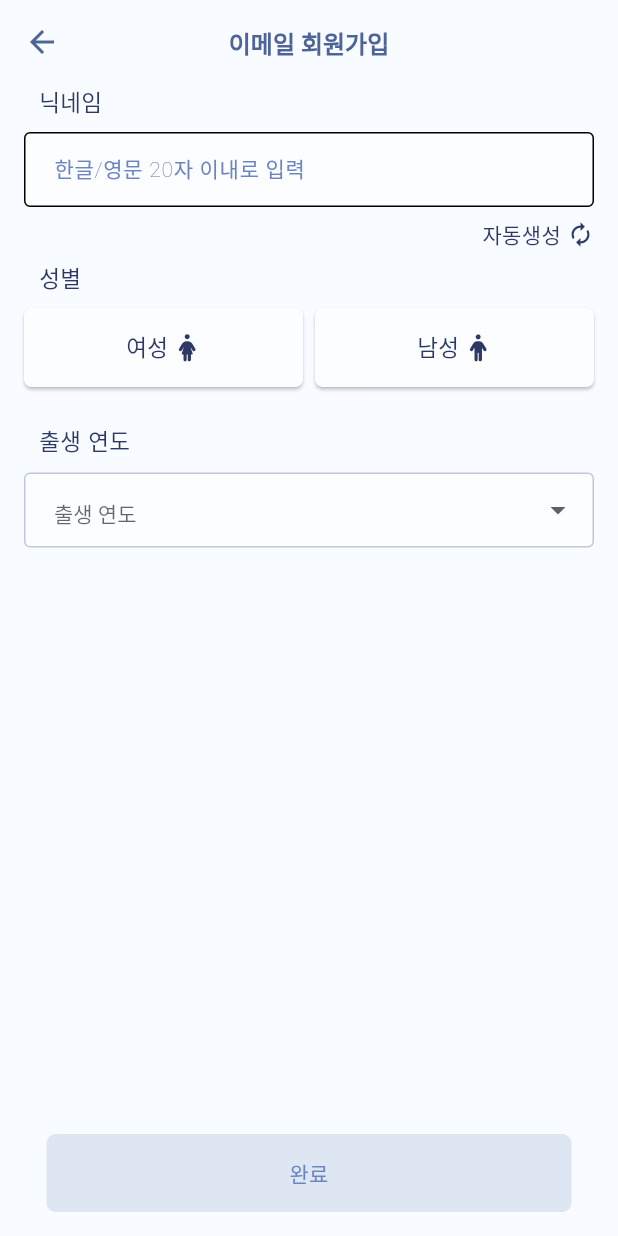
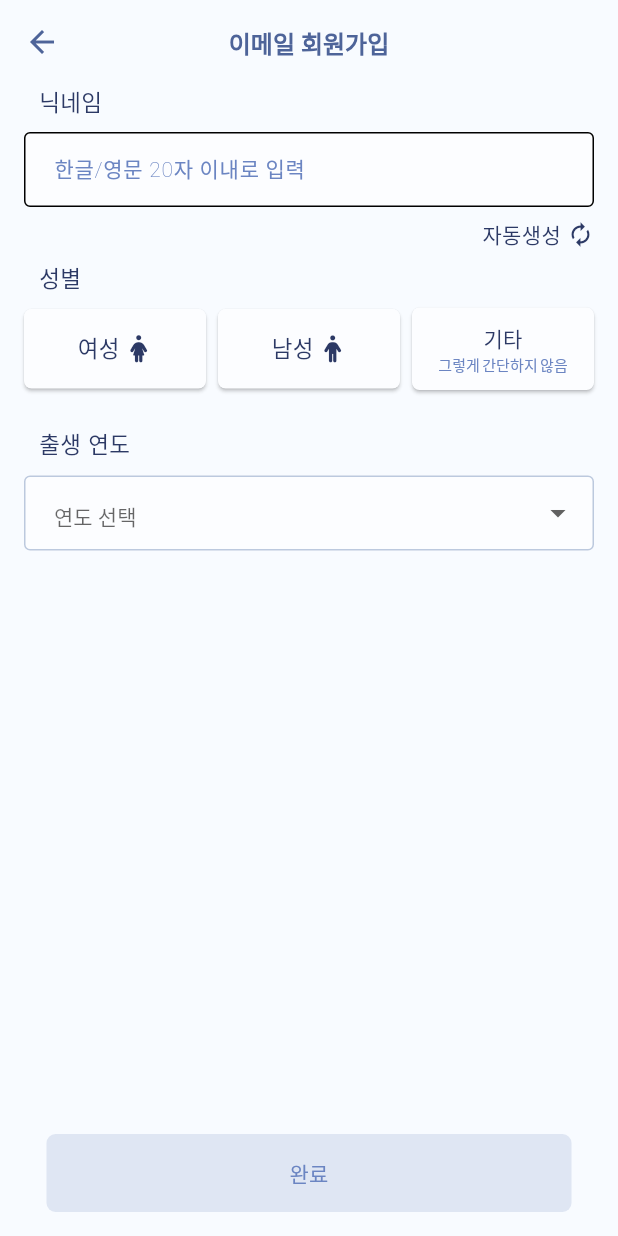
Before and after one commit to SeoHong23/Nungil_Project, a Flutter app: the UserInfo screen opened directly with empty values, on a phone screen of 412 x 824 dp. Run offline on Flutter 3.47's test engine with Material 3 defaults, Android fonts, the light colour scheme and no system bars; our stand-ins replace cached_network_image, dio, flutter_rating_bar, flutter_riverpod, flutter_secure_storage, flutter_svg and 8 more; accounts and stored records are empty; network calls fail; Roboto replaces fonts that are missing (Pretendard).

Commit message:
테마 변환 저장

```diff
--- a/lib/screens/user/register/user_info.dart
+++ b/lib/screens/user/register/user_info.dart
@@ -54,6 +54,7 @@ class _UserInfoState extends State<UserInfo> {
   // 성별 선택 상태 추가
   bool isFemaleSelected = false;
   bool isMaleSelected = false;
+  bool isNoneSelected = false;
 
   @override
   void initState() {
@@ -97,7 +98,7 @@ class _UserInfoState extends State<UserInfo> {
   void _checkButtonState() {
     setState(() {
       isButtonEnabled = _nicknameController.text.isNotEmpty &&
-          (isFemaleSelected || isMaleSelected) &&
+          (isFemaleSelected || isMaleSelected || isNoneSelected) &&
           _selectedYear != null;
     });
   }
@@ -108,12 +109,20 @@ class _UserInfoState extends State<UserInfo> {
       if (gender == 'female') {
         isFemaleSelected = !isFemaleSelected; // 여성 선택 상태 토글
         if (isFemaleSelected) {
-          isMaleSelected = false; // 남성 선택 취소
+          isMaleSelected = false; // 선택 취소
+          isNoneSelected = false; // 선택 취소
         }
       } else if (gender == 'male') {
         isMaleSelected = !isMaleSelected; // 남성 선택 상태 토글
         if (isMaleSelected) {
-          isFemaleSelected = false; // 여성 선택 취소
+          isFemaleSelected = false; // 선택 취소
+          isNoneSelected = false; // 선택 취소
+        }
+      }else if(gender == 'none') {
+        isNoneSelected = !isNoneSelected; // 선택 상태 토글
+        if (isNoneSelected) {
+          isMaleSelected = false; // 선택 취소
+          isFemaleSelected = false; // 선택 취소
         }
       }
       _checkButtonState();
@@ -128,7 +137,7 @@ class _UserInfoState extends State<UserInfo> {
     if (!isButtonEnabled) return;
 
     final nickname = _nicknameController.text;
-    final gender = isFemaleSelected ? 'FEMALE' : 'MALE';
+    final gender = isFemaleSelected ? 'FEMALE' : isMaleSelected?'MALE':'NONE';
     final birthDate = _selectedYear;
 
     print('전송할 데이터: ${gender}, ${birthDate}, ${nickname}');
@@ -330,6 +339,30 @@ class _UserInfoState extends State<UserInfo> {
                         ),
                       ),
                     ),
+                    const SizedBox(width: 8), // 버튼 간 간격
+                    Expanded(
+                      child: ElevatedButton(
+                        onPressed: () => _toggleGenderSelection('none'),
+                        style: ElevatedButton.styleFrom(
+                          foregroundColor: Colors.white,
+                          backgroundColor: isNoneSelected
+                              ? Theme.of(context).colorScheme.background // 선택 색상
+                              : Theme.of(context).colorScheme.surface, // 기본 색상
+                          shape: RoundedRectangleBorder(
+                            borderRadius: BorderRadius.circular(5),
+                          ),
+                          padding: const EdgeInsets.symmetric(vertical: 10),
+                        ),
+                        child: Column(
+                          mainAxisAlignment: MainAxisAlignment.center,
+                          crossAxisAlignment: CrossAxisAlignment.center,
+                          children: [
+                            Text('기타',style: ColorTextStyle.smallNavy(context),),
+                            Text('그렇게 간단하지 않음',style: ColorTextStyle.xxSmallLightNavy(context),),
+                          ],
+                        ),
+                      ),
+                    ),
                   ],
                 ),
                 const SizedBox(height: 24.0),
@@ -357,7 +390,7 @@ class _UserInfoState extends State<UserInfo> {
                   },
                   style: ColorTextStyle.smallNavy(context),
                   decoration: InputDecoration(
-                    hintText: '출생 연도',
+                    hintText: '연도 선택',
                     hintStyle: ColorTextStyle.smallLightNavy(context),
                     filled: true,
                     fillColor: Theme.of(context).colorScheme.surface,
--- a/pubspec.yaml
+++ b/pubspec.yaml
@@ -67,7 +67,7 @@ dependencies:
   path_provider: ^2.1.5 # 경로 찾기
   permission_handler: ^11.3.1 # 권한 요청
   external_path:
-    path: packages/external_path
+    path: packages/external_path # 외부 파일 경로
   path: ^1.8.3
 
 
```
Also changed, not shown: lib/main.dart (+12 -5 lines), lib/providers/theme_provider.dart (+9 -4 lines), lib/screens/main_screen.dart (+6 -18 lines), lib/screens/user/login/login_view.dart (+7 -13 lines).
